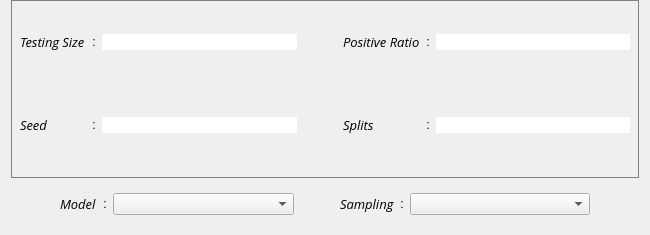
First picture: the form in ui/xml/options/third.ui, repository janoschortmann/abstract-screening, before the edit.
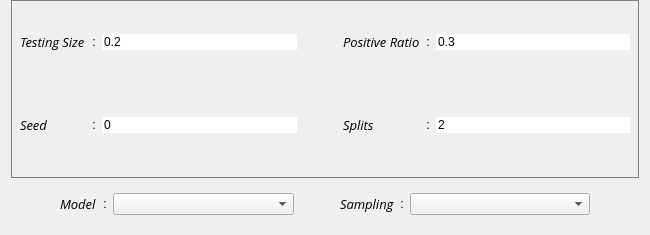
Second picture: the form after the edit.

What changed in the file:
```diff
--- a/ui/xml/options/third.ui
+++ b/ui/xml/options/third.ui
@@ -124,6 +124,9 @@
         <property name="styleSheet">
          <string notr="true">border: 0px solid grey;</string>
         </property>
+        <property name="text">
+         <string>2</string>
+        </property>
        </widget>
       </item>
       <item row="1" column="2">
@@ -131,6 +134,9 @@
         <property name="styleSheet">
          <string notr="true">border: 0px solid grey;</string>
         </property>
+        <property name="text">
+         <string>0</string>
+        </property>
        </widget>
       </item>
       <item row="1" column="0">
@@ -155,6 +161,9 @@
         <property name="styleSheet">
          <string notr="true">border: 0px solid grey;</string>
         </property>
+        <property name="text">
+         <string>0.2</string>
+        </property>
        </widget>
       </item>
       <item row="0" column="6">
@@ -162,6 +171,9 @@
         <property name="styleSheet">
          <string notr="true">border: 0px solid grey;</string>
         </property>
+        <property name="text">
+         <string>0.3</string>
+        </property>
        </widget>
       </item>
       <item row="1" column="5">
```
